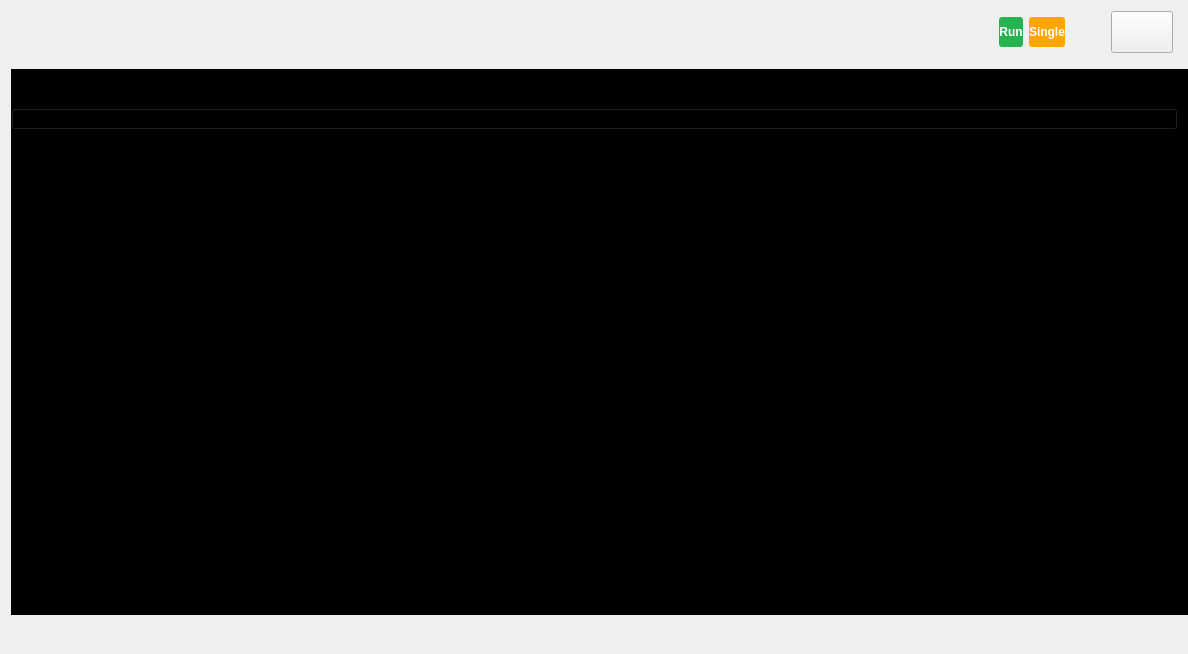
Qt form ui/oscilloscope.ui (analogdevicesinc/scopy) before a commit.
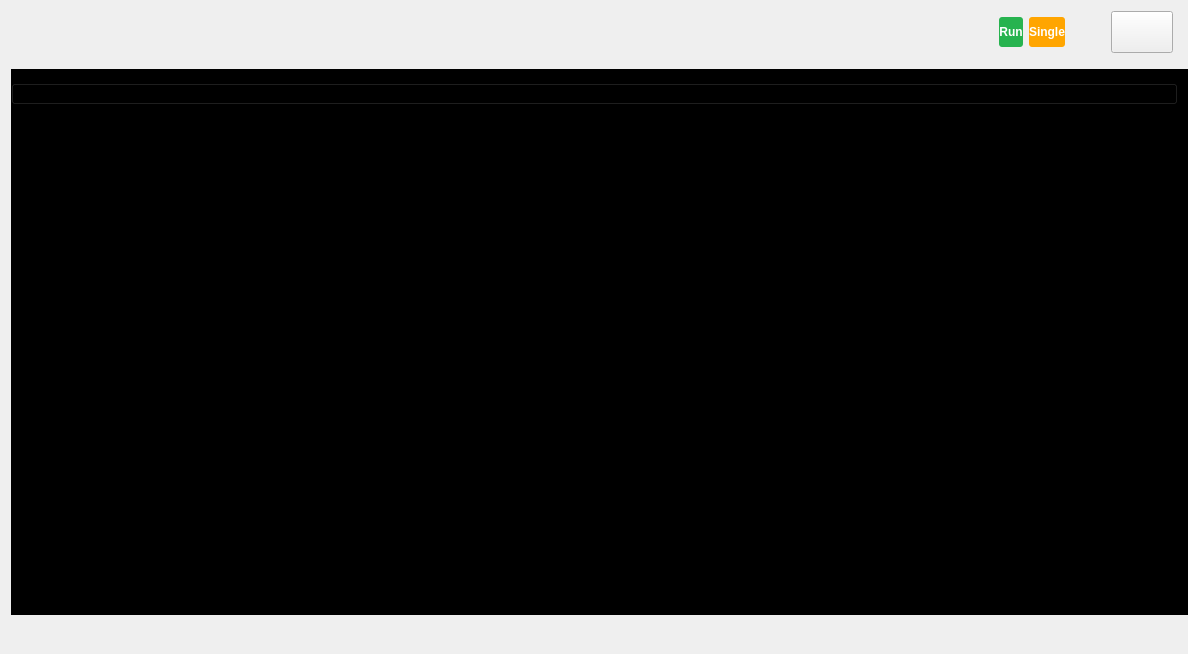
The same form after that commit. Icons and pictures are not drawn. Custom widgets are drawn as their Qt base class.

Commit message:
Oscilloscope: Spacing and layout tweaks for statistics GUI
 - Make the width of the statistics horizontal top line equal to the
statistics content.
 - Gain some vertical space by reducing vertical space between statistics
values.
 - Add/tweak other spacers

Diff of the .ui file:
```diff
--- a/ui/oscilloscope.ui
+++ b/ui/oscilloscope.ui
@@ -256,7 +256,7 @@
              <number>25</number>
             </property>
             <property name="bottomMargin">
-             <number>25</number>
+             <number>0</number>
             </property>
             <property name="spacing">
              <number>0</number>
```
The commit also changes 3 other files.
